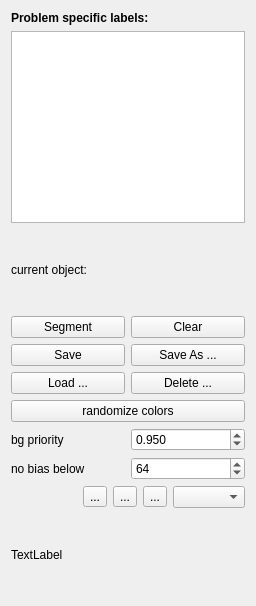
Old version of the form ilastik/workflows/carving/carvingDrawer.ui in the repository ilastik/ilastik.
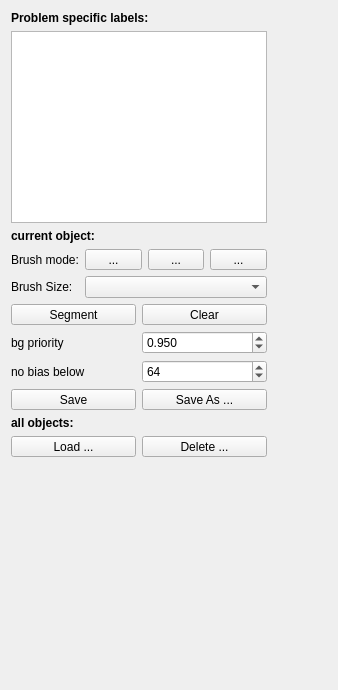
New version of the form. Icons and pictures are not drawn. Custom widgets are drawn as their Qt base class.

Commit message: slightly improve carving user interface

The edit to the form file:
```diff
--- a/ilastik/workflows/carving/carvingDrawer.ui
+++ b/ilastik/workflows/carving/carvingDrawer.ui
@@ -6,8 +6,8 @@
    <rect>
     <x>0</x>
     <y>0</y>
-    <width>256</width>
-    <height>606</height>
+    <width>338</width>
+    <height>690</height>
    </rect>
   </property>
   <property name="sizePolicy">
@@ -31,6 +31,10 @@
   <property name="windowTitle">
    <string>Form</string>
   </property>
+  <layout class="QVBoxLayout" name="verticalLayout_2">
+   <item>
+    <layout class="QHBoxLayout" name="horizontalLayout">
+     <item>
   <layout class="QVBoxLayout" name="verticalLayout">
    <item>
     <widget class="QLabel" name="label">
@@ -57,82 +61,134 @@
    </item>
    <item>
     <widget class="QLabel" name="currentObjectLabel">
+         <property name="font">
+          <font>
+           <weight>75</weight>
+           <bold>true</bold>
+          </font>
+         </property>
      <property name="text">
       <string>current object:</string>
      </property>
     </widget>
    </item>
+       <item>
+        <layout class="QGridLayout" name="gridLayout">
+         <item row="0" column="3">
+          <widget class="QToolButton" name="eraserToolButton">
+           <property name="sizePolicy">
+            <sizepolicy hsizetype="MinimumExpanding" vsizetype="Fixed">
+             <horstretch>0</horstretch>
+             <verstretch>0</verstretch>
+            </sizepolicy>
+           </property>
+           <property name="text">
+            <string>...</string>
+           </property>
+           <property name="autoRaise">
+            <bool>false</bool>
+           </property>
+          </widget>
+         </item>
+         <item row="0" column="0">
+          <widget class="QLabel" name="label_4">
+           <property name="text">
+            <string>Brush mode:</string>
+           </property>
+          </widget>
+         </item>
+         <item row="1" column="0">
+          <widget class="QLabel" name="brushSizeCaption">
+           <property name="text">
+            <string>Brush Size:</string>
+           </property>
+          </widget>
+         </item>
+         <item row="0" column="1">
+          <widget class="QToolButton" name="arrowToolButton">
+           <property name="sizePolicy">
+            <sizepolicy hsizetype="MinimumExpanding" vsizetype="Fixed">
+             <horstretch>0</horstretch>
+             <verstretch>0</verstretch>
+            </sizepolicy>
+           </property>
+           <property name="text">
+            <string>...</string>
+           </property>
+          </widget>
+         </item>
+         <item row="0" column="2">
+          <widget class="QToolButton" name="paintToolButton">
+           <property name="sizePolicy">
+            <sizepolicy hsizetype="MinimumExpanding" vsizetype="Fixed">
+             <horstretch>0</horstretch>
+             <verstretch>0</verstretch>
+            </sizepolicy>
+           </property>
+           <property name="text">
+            <string>...</string>
+           </property>
+          </widget>
+         </item>
+         <item row="1" column="1" colspan="3">
+          <widget class="QComboBox" name="brushSizeComboBox"/>
+         </item>
+        </layout>
+       </item>
    <item>
     <layout class="QHBoxLayout" name="horizontalLayout_6">
      <item>
-      <widget class="QPushButton" name="segment">
+          <widget class="QToolButton" name="segment">
+           <property name="sizePolicy">
+            <sizepolicy hsizetype="MinimumExpanding" vsizetype="Fixed">
+             <horstretch>0</horstretch>
+             <verstretch>0</verstretch>
+            </sizepolicy>
+           </property>
        <property name="text">
         <string>Segment</string>
        </property>
+           <property name="icon">
+            <iconset>
+             <normaloff>../../shell/gui/icons/16x16/actions/media-playback-start.png</normaloff>../../shell/gui/icons/16x16/actions/media-playback-start.png</iconset>
+           </property>
+           <property name="toolButtonStyle">
+            <enum>Qt::ToolButtonTextBesideIcon</enum>
+           </property>
       </widget>
      </item>
      <item>
-      <widget class="QPushButton" name="clear">
+          <widget class="QToolButton" name="clear">
+           <property name="sizePolicy">
+            <sizepolicy hsizetype="MinimumExpanding" vsizetype="Fixed">
+             <horstretch>0</horstretch>
+             <verstretch>0</verstretch>
+            </sizepolicy>
+           </property>
        <property name="text">
         <string>Clear</string>
        </property>
-      </widget>
-     </item>
-    </layout>
-   </item>
-   <item>
-    <layout class="QHBoxLayout" name="horizontalLayout_4">
-     <item>
-      <widget class="QPushButton" name="save">
-       <property name="text">
-        <string>Save</string>
-       </property>
-      </widget>
-     </item>
-     <item>
-      <widget class="QPushButton" name="saveAs">
-       <property name="text">
-        <string>Save As ...</string>
+           <property name="icon">
+            <iconset>
+             <normaloff>../../shell/gui/icons/16x16/actions/edit-clear.png</normaloff>../../shell/gui/icons/16x16/actions/edit-clear.png</iconset>
+           </property>
+           <property name="toolButtonStyle">
+            <enum>Qt::ToolButtonTextBesideIcon</enum>
        </property>
       </widget>
      </item>
     </layout>
    </item>
    <item>
-    <layout class="QHBoxLayout" name="horizontalLayout_5">
-     <item>
-      <widget class="QPushButton" name="load">
-       <property name="text">
-        <string>Load ...</string>
-       </property>
-      </widget>
-     </item>
-     <item>
-      <widget class="QPushButton" name="deleteObject">
-       <property name="text">
-        <string>Delete ...</string>
-       </property>
-      </widget>
-     </item>
-    </layout>
-   </item>
-   <item>
-    <widget class="QPushButton" name="randomizeColors">
-     <property name="text">
-      <string>randomize colors</string>
-     </property>
-    </widget>
-   </item>
-   <item>
-    <layout class="QHBoxLayout" name="horizontalLayout_3">
-     <item>
+        <layout class="QGridLayout" name="gridLayout_2">
+         <item row="0" column="0">
       <widget class="QLabel" name="label_2">
        <property name="text">
         <string>bg priority</string>
        </property>
       </widget>
      </item>
-     <item>
+         <item row="0" column="1">
       <widget class="QDoubleSpinBox" name="backgroundPrioritySpin">
        <property name="decimals">
         <number>3</number>
@@ -148,18 +204,14 @@
        </property>
       </widget>
      </item>
-    </layout>
-   </item>
-   <item>
-    <layout class="QHBoxLayout" name="horizontalLayout_2">
-     <item>
+         <item row="1" column="0">
       <widget class="QLabel" name="label_3">
        <property name="text">
         <string>no bias below</string>
        </property>
       </widget>
      </item>
-     <item>
+         <item row="1" column="1">
       <widget class="QSpinBox" name="noBiasBelowSpin">
        <property name="maximum">
         <number>255</number>
@@ -172,12 +224,110 @@
     </layout>
    </item>
    <item>
-    <layout class="QHBoxLayout" name="horizontalLayout" stretch="0,0,0,1,0">
-     <property name="sizeConstraint">
-      <enum>QLayout::SetDefaultConstraint</enum>
-     </property>
+        <layout class="QHBoxLayout" name="horizontalLayout_4">
+         <item>
+          <widget class="QToolButton" name="save">
+           <property name="sizePolicy">
+            <sizepolicy hsizetype="MinimumExpanding" vsizetype="Fixed">
+             <horstretch>0</horstretch>
+             <verstretch>0</verstretch>
+            </sizepolicy>
+           </property>
+           <property name="text">
+            <string>Save</string>
+           </property>
+           <property name="icon">
+            <iconset>
+             <normaloff>../../shell/gui/icons/16x16/actions/document-save.png</normaloff>../../shell/gui/icons/16x16/actions/document-save.png</iconset>
+           </property>
+           <property name="toolButtonStyle">
+            <enum>Qt::ToolButtonTextBesideIcon</enum>
+           </property>
+          </widget>
+         </item>
      <item>
-      <spacer name="horizontalSpacer_2">
+          <widget class="QToolButton" name="saveAs">
+           <property name="sizePolicy">
+            <sizepolicy hsizetype="MinimumExpanding" vsizetype="Fixed">
+             <horstretch>0</horstretch>
+             <verstretch>0</verstretch>
+            </sizepolicy>
+           </property>
+           <property name="text">
+            <string>Save As ...</string>
+           </property>
+           <property name="icon">
+            <iconset>
+             <normaloff>../../shell/gui/icons/16x16/actions/document-save-as.png</normaloff>../../shell/gui/icons/16x16/actions/document-save-as.png</iconset>
+           </property>
+           <property name="toolButtonStyle">
+            <enum>Qt::ToolButtonTextBesideIcon</enum>
+           </property>
+          </widget>
+         </item>
+        </layout>
+       </item>
+       <item>
+        <widget class="QLabel" name="label_5">
+         <property name="font">
+          <font>
+           <weight>75</weight>
+           <bold>true</bold>
+          </font>
+         </property>
+         <property name="text">
+          <string>all objects:</string>
+         </property>
+        </widget>
+       </item>
+       <item>
+        <layout class="QHBoxLayout" name="horizontalLayout_5">
+         <item>
+          <widget class="QToolButton" name="load">
+           <property name="sizePolicy">
+            <sizepolicy hsizetype="MinimumExpanding" vsizetype="Fixed">
+             <horstretch>0</horstretch>
+             <verstretch>0</verstretch>
+            </sizepolicy>
+           </property>
+           <property name="text">
+            <string>Load ...</string>
+           </property>
+           <property name="icon">
+            <iconset>
+             <normaloff>../../shell/gui/icons/16x16/actions/document-open.png</normaloff>../../shell/gui/icons/16x16/actions/document-open.png</iconset>
+           </property>
+           <property name="toolButtonStyle">
+            <enum>Qt::ToolButtonTextBesideIcon</enum>
+           </property>
+          </widget>
+         </item>
+         <item>
+          <widget class="QToolButton" name="deleteObject">
+           <property name="sizePolicy">
+            <sizepolicy hsizetype="MinimumExpanding" vsizetype="Fixed">
+             <horstretch>0</horstretch>
+             <verstretch>0</verstretch>
+            </sizepolicy>
+           </property>
+           <property name="text">
+            <string>Delete ...</string>
+           </property>
+           <property name="icon">
+            <iconset>
+             <normaloff>../../shell/gui/icons/16x16/actions/edit-delete.png</normaloff>../../shell/gui/icons/16x16/actions/edit-delete.png</iconset>
+           </property>
+           <property name="toolButtonStyle">
+            <enum>Qt::ToolButtonTextBesideIcon</enum>
+           </property>
+          </widget>
+         </item>
+        </layout>
+       </item>
+      </layout>
+     </item>
+     <item>
+      <spacer name="horizontalSpacer">
        <property name="orientation">
         <enum>Qt::Horizontal</enum>
        </property>
@@ -189,41 +339,20 @@
        </property>
       </spacer>
      </item>
-     <item>
-      <widget class="QToolButton" name="arrowToolButton">
-       <property name="text">
-        <string>...</string>
-       </property>
-      </widget>
-     </item>
-     <item>
-      <widget class="QToolButton" name="paintToolButton">
-       <property name="text">
-        <string>...</string>
-       </property>
-      </widget>
-     </item>
-     <item>
-      <widget class="QToolButton" name="eraserToolButton">
-       <property name="text">
-        <string>...</string>
-       </property>
-       <property name="autoRaise">
-        <bool>false</bool>
-       </property>
-      </widget>
-     </item>
-     <item>
-      <widget class="QComboBox" name="brushSizeComboBox"/>
-     </item>
     </layout>
    </item>
    <item>
-    <widget class="QLabel" name="brushSizeCaption">
-     <property name="text">
-      <string>TextLabel</string>
+    <spacer name="verticalSpacer">
+     <property name="orientation">
+      <enum>Qt::Vertical</enum>
      </property>
-    </widget>
+     <property name="sizeHint" stdset="0">
+      <size>
+       <width>20</width>
+       <height>165</height>
+      </size>
+     </property>
+    </spacer>
    </item>
   </layout>
  </widget>
```
Lines whose indentation alone changed are shown as unchanged. The commit also changes 1 other file.
